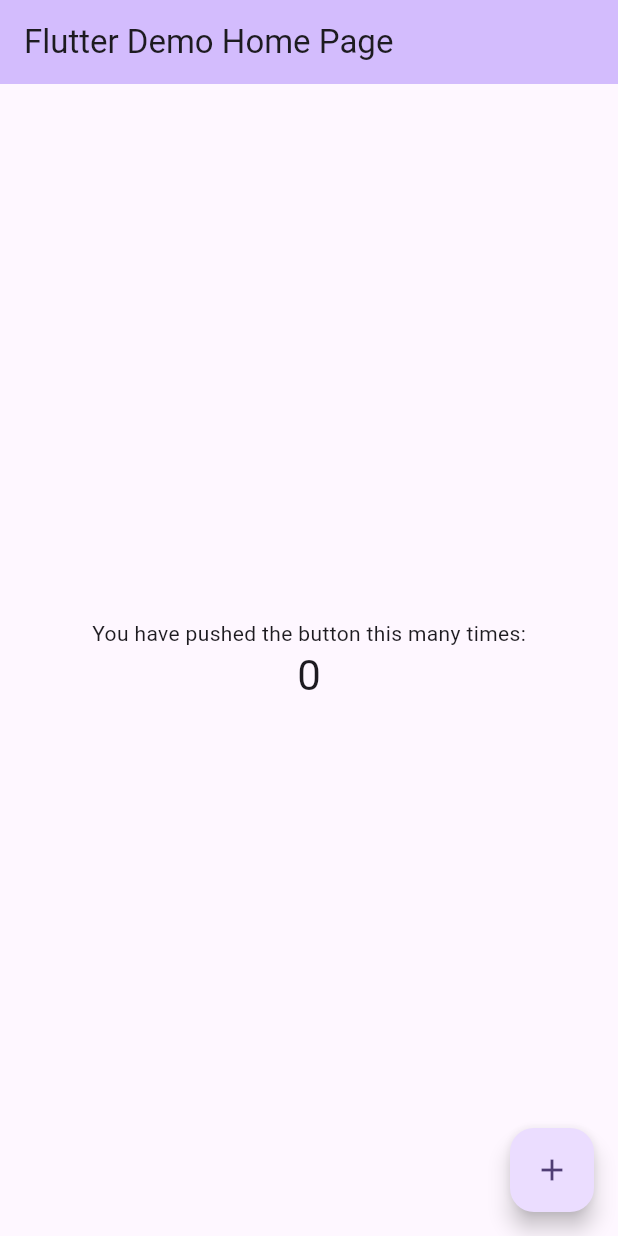
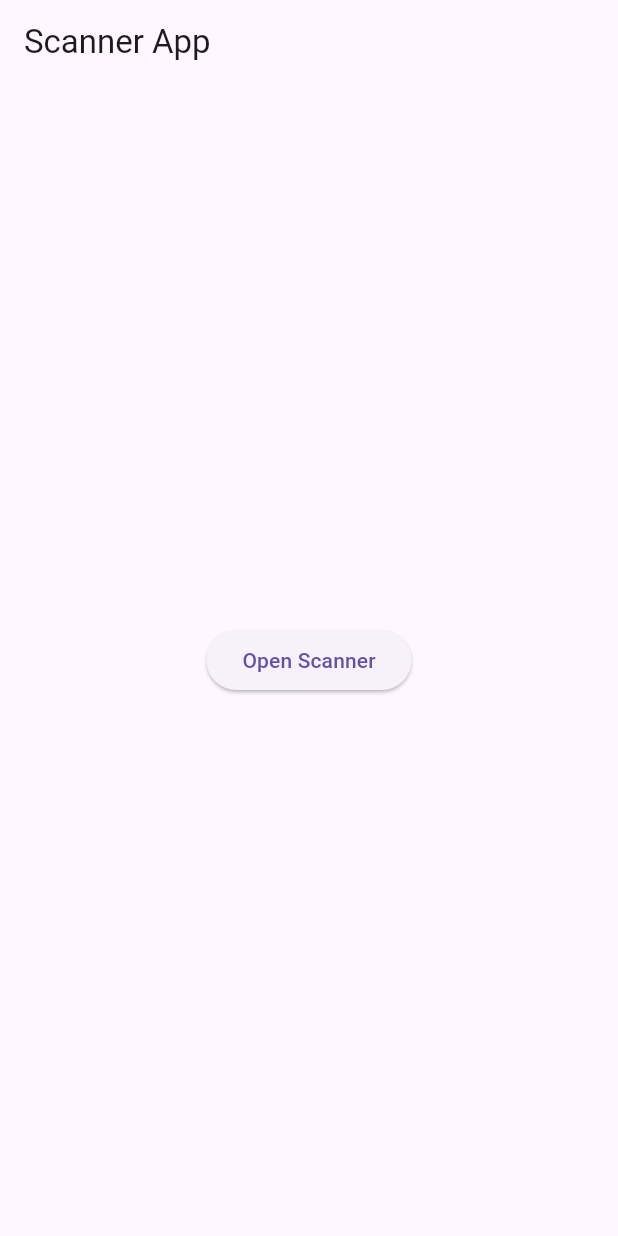
Before and after one commit to PrathapShanmugam3/shopappmobile, a Flutter app: the screen it shows after launch, on a phone screen of 412 x 824 dp. Run offline on Flutter 3.47's test engine with Material 3 defaults, Android fonts, the phone set to English and light mode, and no system bars; missing offline and left inert: mobile_scanner.

Commit message:
build file added

```diff
--- a/lib/main.dart
+++ b/lib/main.dart
@@ -1,4 +1,6 @@
+
 import 'package:flutter/material.dart';
+import 'package:myapp/scanner_screen.dart';
 
 void main() {
   runApp(const MyApp());
@@ -7,116 +9,38 @@ void main() {
 class MyApp extends StatelessWidget {
   const MyApp({super.key});
 
-  // This widget is the root of your application.
   @override
   Widget build(BuildContext context) {
     return MaterialApp(
-      title: 'Flutter Demo',
+      title: 'Flutter Scanner App',
       theme: ThemeData(
-        // This is the theme of your application.
-        //
-        // TRY THIS: Try running your application with "flutter run". You'll see
-        // the application has a purple toolbar. Then, without quitting the app,
-        // try changing the seedColor in the colorScheme below to Colors.green
-        // and then invoke "hot reload" (save your changes or press the "hot
-        // reload" button in a Flutter-supported IDE, or press "r" if you used
-        // the command line to start the app).
-        //
-        // Notice that the counter didn't reset back to zero; the application
-        // state is not lost during the reload. To reset the state, use hot
-        // restart instead.
-        //
-        // This works for code too, not just values: Most code changes can be
-        // tested with just a hot reload.
-        colorScheme: ColorScheme.fromSeed(seedColor: Colors.deepPurple),
+        primarySwatch: Colors.blue,
       ),
-      home: const MyHomePage(title: 'Flutter Demo Home Page'),
+      home: const MyHomePage(),
     );
   }
 }
 
-class MyHomePage extends StatefulWidget {
-  const MyHomePage({super.key, required this.title});
-
-  // This widget is the home page of your application. It is stateful, meaning
-  // that it has a State object (defined below) that contains fields that affect
-  // how it looks.
-
-  // This class is the configuration for the state. It holds the values (in this
-  // case the title) provided by the parent (in this case the App widget) and
-  // used by the build method of the State. Fields in a Widget subclass are
-  // always marked "final".
-
-  final String title;
-
-  @override
-  State<MyHomePage> createState() => _MyHomePageState();
-}
-
-class _MyHomePageState extends State<MyHomePage> {
-  int _counter = 0;
-
-  void _incrementCounter() {
-    setState(() {
-      // This call to setState tells the Flutter framework that something has
-      // changed in this State, which causes it to rerun the build method below
-      // so that the display can reflect the updated values. If we changed
-      // _counter without calling setState(), then the build method would not be
-      // called again, and so nothing would appear to happen.
-      _counter++;
-    });
-  }
+class MyHomePage extends StatelessWidget {
+  const MyHomePage({super.key});
 
   @override
   Widget build(BuildContext context) {
-    // This method is rerun every time setState is called, for instance as done
-    // by the _incrementCounter method above.
-    //
-    // The Flutter framework has been optimized to make rerunning build methods
-    // fast, so that you can just rebuild anything that needs updating rather
-    // than having to individually change instances of widgets.
     return Scaffold(
       appBar: AppBar(
-        // TRY THIS: Try changing the color here to a specific color (to
-        // Colors.amber, perhaps?) and trigger a hot reload to see the AppBar
-        // change color while the other colors stay the same.
-        backgroundColor: Theme.of(context).colorScheme.inversePrimary,
-        // Here we take the value from the MyHomePage object that was created by
-        // the App.build method, and use it to set our appbar title.
-        title: Text(widget.title),
+        title: const Text('Scanner App'),
       ),
       body: Center(
-        // Center is a layout widget. It takes a single child and positions it
-        // in the middle of the parent.
-        child: Column(
-          // Column is also a layout widget. It takes a list of children and
-          // arranges them vertically. By default, it sizes itself to fit its
-          // children horizontally, and tries to be as tall as its parent.
-          //
-          // Column has various properties to control how it sizes itself and
-          // how it positions its children. Here we use mainAxisAlignment to
-          // center the children vertically; the main axis here is the vertical
-          // axis because Columns are vertical (the cross axis would be
-          // horizontal).
-          //
-          // TRY THIS: Invoke "debug painting" (choose the "Toggle Debug Paint"
-          // action in the IDE, or press "p" in the console), to see the
-          // wireframe for each widget.
-          mainAxisAlignment: MainAxisAlignment.center,
-          children: <Widget>[
-            const Text('You have pushed the button this many times:'),
-            Text(
-              '$_counter',
-              style: Theme.of(context).textTheme.headlineMedium,
-            ),
-          ],
+        child: ElevatedButton(
+          onPressed: () {
+            Navigator.push(
+              context,
+              MaterialPageRoute(builder: (context) => const ScannerScreen()),
+            );
+          },
+          child: const Text('Open Scanner'),
         ),
       ),
-      floatingActionButton: FloatingActionButton(
-        onPressed: _incrementCounter,
-        tooltip: 'Increment',
-        child: const Icon(Icons.add),
-      ), // This trailing comma makes auto-formatting nicer for build methods.
     );
   }
 }
--- a/pubspec.yaml
+++ b/pubspec.yaml
@@ -34,6 +34,7 @@ dependencies:
   # The following adds the Cupertino Icons font to your application.
   # Use with the CupertinoIcons class for iOS style icons.
   cupertino_icons: ^1.0.8
+  mobile_scanner: ^7.1.2
 
 dev_dependencies:
   flutter_test:
```
Also changed, not shown: lib/scanner_screen.dart (added, +43 -0 lines), pubspec.lock, 1 other file.
